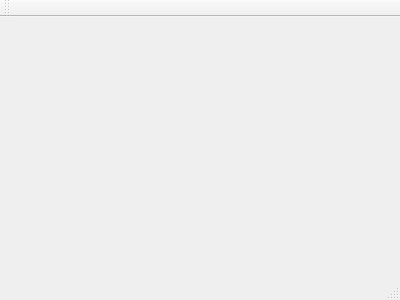
Qt form mainwindow.ui (Shekeen/Rasterizer) before a commit.
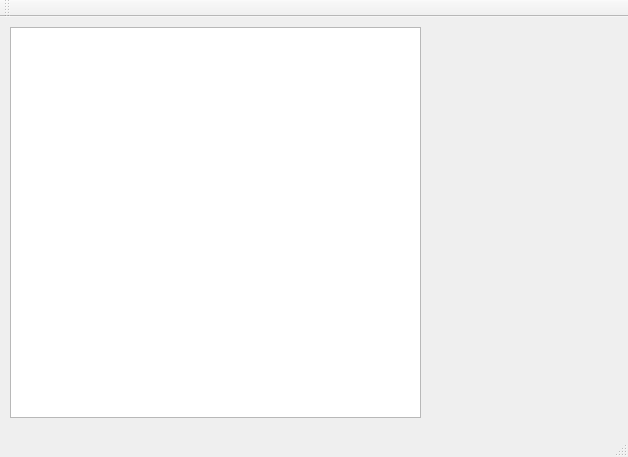
The same form after that commit.

Commit message: Added rasterizer class

Diff of the .ui file:
```diff
--- a/mainwindow.ui
+++ b/mainwindow.ui
@@ -1,24 +1,50 @@
 <ui version="4.0">
  <class>MainWindow</class>
- <widget class="QMainWindow" name="MainWindow" >
-  <property name="geometry" >
+ <widget class="QMainWindow" name="MainWindow">
+  <property name="geometry">
    <rect>
     <x>0</x>
     <y>0</y>
-    <width>400</width>
-    <height>300</height>
+    <width>628</width>
+    <height>457</height>
    </rect>
   </property>
   <property name="windowTitle" >
    <string>MainWindow</string>
   </property>
-  <widget class="QMenuBar" name="menuBar" />
-  <widget class="QToolBar" name="mainToolBar" />
-  <widget class="QWidget" name="centralWidget" />
-  <widget class="QStatusBar" name="statusBar" />
+  <widget class="QWidget" name="centralWidget">
+   <widget class="QGraphicsView" name="graphicsView">
+    <property name="geometry">
+     <rect>
+      <x>10</x>
+      <y>10</y>
+      <width>411</width>
+      <height>391</height>
+     </rect>
+    </property>
+   </widget>
+  </widget>
+  <widget class="QMenuBar" name="menuBar">
+   <property name="geometry">
+    <rect>
+     <x>0</x>
+     <y>0</y>
+     <width>628</width>
+     <height>22</height>
+    </rect>
+   </property>
+  </widget>
+  <widget class="QToolBar" name="mainToolBar">
+   <attribute name="toolBarArea">
+    <enum>TopToolBarArea</enum>
+   </attribute>
+   <attribute name="toolBarBreak">
+    <bool>false</bool>
+   </attribute>
+  </widget>
+  <widget class="QStatusBar" name="statusBar"/>
  </widget>
- <layoutDefault spacing="6" margin="11" />
- <pixmapfunction></pixmapfunction>
+ <layoutdefault spacing="6" margin="11"/>
  <resources/>
  <connections/>
 </ui>
```
Left out of the diff: 3 changed lines with no effect on the pictures. The commit also changes 3 other files.
